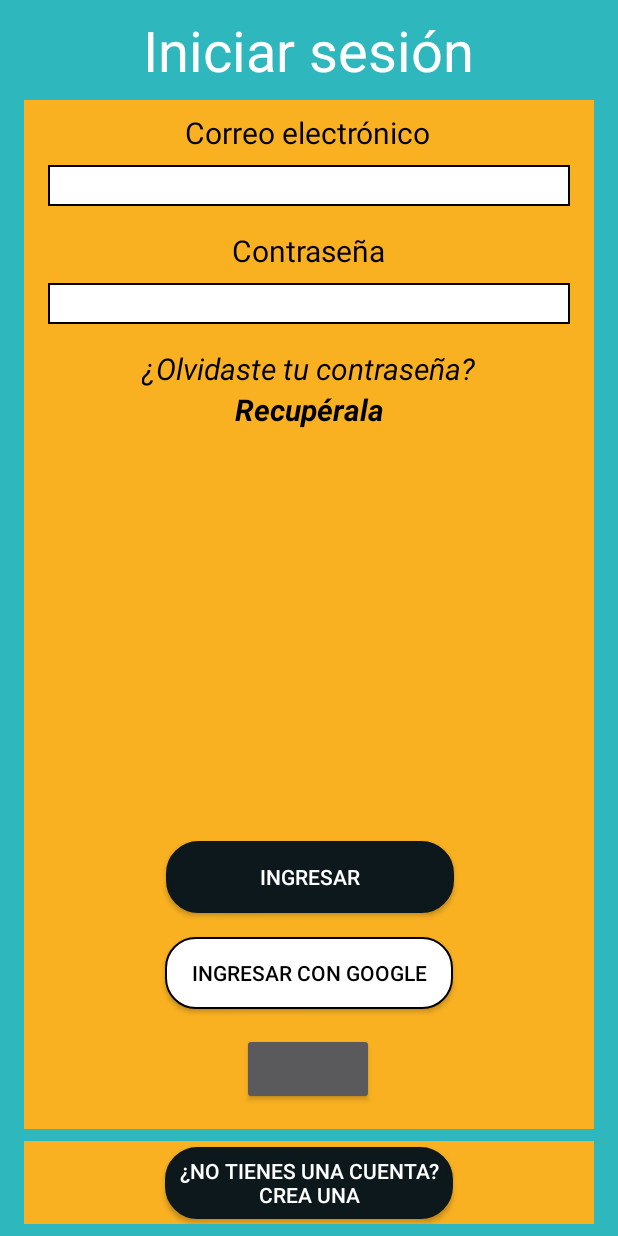
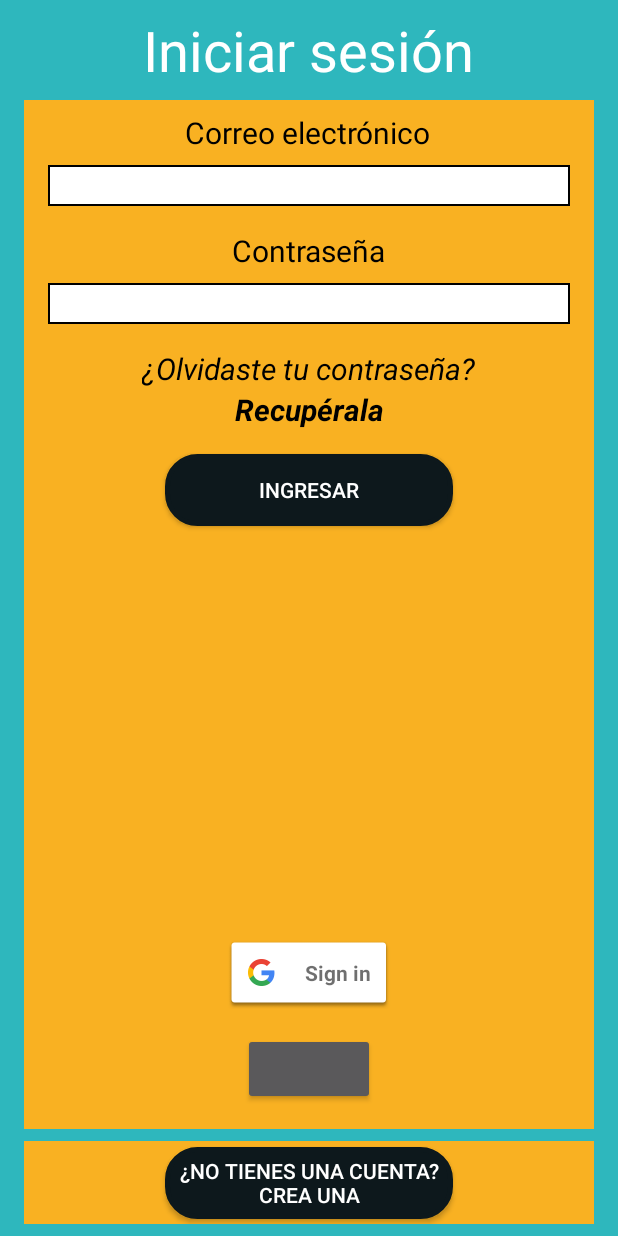
Before and after one commit to BranDaniMB/Enrrolato-app, an Android app: the layout activity_main_constrained.xml on its own in the app's theme, with its tools: preview values and no code run, on a phone screen of 412 x 824 dp. Run offline under Robolectric (Android 15) with nearby library versions, the phone set to English and light mode, and no system bars; plain views replace LoginButton.

Commit message:
Agregado botón de Google

```diff
--- a/app/build.gradle
+++ b/app/build.gradle
@@ -45,6 +45,8 @@ dependencies {
     implementation 'com.twitter.sdk.android:twitter-core:3.1.1'
     implementation 'com.google.firebase:firebase-database:19.1.0'
     implementation 'androidx.legacy:legacy-support-v4:1.0.0'
+    implementation 'com.google.android.gms:play-services-auth:18.0.0'
+    implementation 'com.facebook.android:facebook-login:[5,6)'
     testImplementation 'junit:junit:4.12'
     androidTestImplementation 'androidx.test.ext:junit:1.1.1'
     androidTestImplementation 'androidx.test.espresso:espresso-core:3.2.0'
--- a/app/src/main/res/layout/activity_main_constrained.xml
+++ b/app/src/main/res/layout/activity_main_constrained.xml
@@ -132,15 +132,14 @@
             android:id="@+id/loginBtn"
             android:layout_width="192dp"
             android:layout_height="wrap_content"
-            android:layout_marginBottom="16dp"
+            android:layout_marginTop="16dp"
             android:background="@drawable/round_shape"
             android:padding="5dp"
             android:text="@string/log_in_action"
             android:textColor="@color/white"
-            app:layout_constraintBottom_toTopOf="@+id/googleLoginBtn"
             app:layout_constraintEnd_toEndOf="parent"
-            app:layout_constraintHorizontal_bias="0.502"
-            app:layout_constraintStart_toStartOf="parent" />
+            app:layout_constraintStart_toStartOf="parent"
+            app:layout_constraintTop_toBottomOf="@+id/resetPassword" />
 
         <com.facebook.login.widget.LoginButton
             android:id="@+id/facebookLoginBtn"
@@ -150,20 +149,17 @@
             android:layout_marginBottom="16dp"
             app:layout_constraintBottom_toBottomOf="parent"
             app:layout_constraintEnd_toEndOf="parent"
-            app:layout_constraintHorizontal_bias="0.497"
             app:layout_constraintStart_toStartOf="parent" />
 
-        <Button
+        <com.google.android.gms.common.SignInButton
             android:id="@+id/googleLoginBtn"
-            android:layout_width="192dp"
+            android:layout_width="wrap_content"
             android:layout_height="wrap_content"
             android:layout_marginBottom="16dp"
-            android:background="@drawable/round_shape_light"
-            android:text="@string/google_log_in"
-            android:textColor="@color/black"
             app:layout_constraintBottom_toTopOf="@+id/facebookLoginBtn"
             app:layout_constraintEnd_toEndOf="parent"
             app:layout_constraintStart_toStartOf="parent" />
+
     </androidx.constraintlayout.widget.ConstraintLayout>
 
     <androidx.constraintlayout.widget.ConstraintLayout
```
